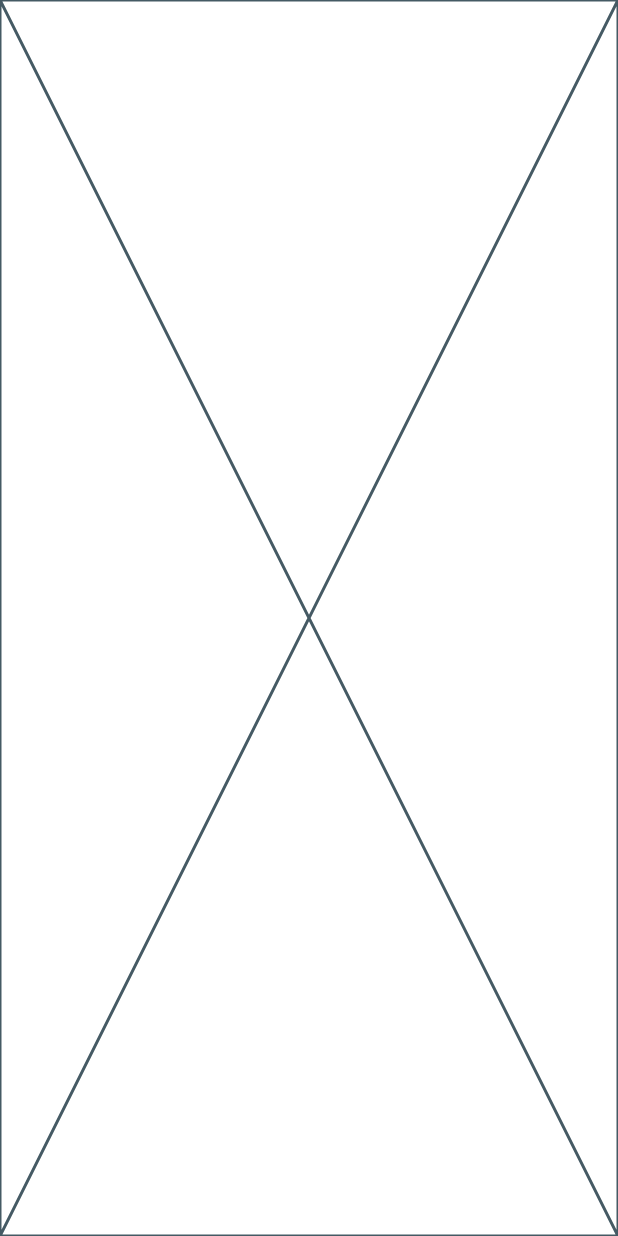
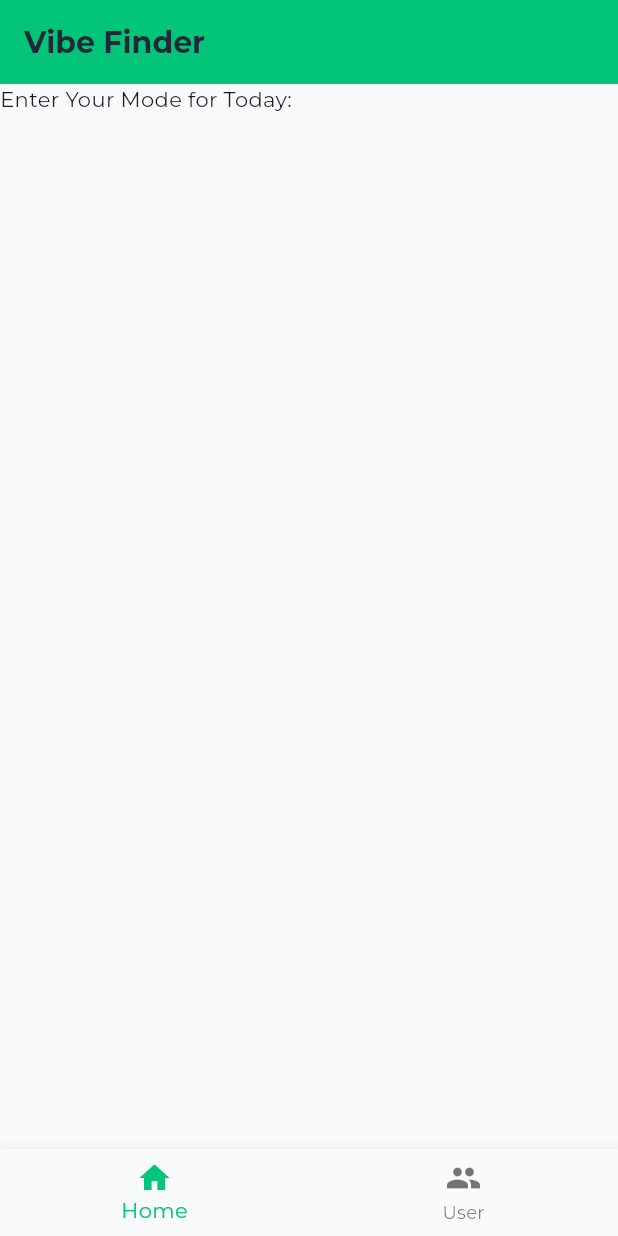
Before and after one commit to Khon-Shu/Vibe---Finder, a Flutter app: the screen it shows after launch, on a phone screen of 412 x 824 dp. Run offline on Flutter 3.47's test engine with Material 3 defaults, Android fonts, the light colour scheme and no system bars; our stand-ins replace google_fonts.

Commit message:
added userpage and homepage to the site

```diff
--- a/lib/homepage.dart
+++ b/lib/homepage.dart
@@ -1,10 +1,45 @@
 import 'package:flutter/material.dart';
+import 'package:vibefinder/main.dart';
 
-class Homepage extends StatelessWidget {
+class Homepage extends StatefulWidget {
   const Homepage({super.key});
 
   @override
+  State<Homepage> createState() => _HomepageState();
+}
+
+class _HomepageState extends State<Homepage> {
+  int _selectedindex = 0;
+  List<Widget> _optionWidgets =<Widget>[
+
+  ];
+
+  @override
   Widget build(BuildContext context) {
-    return const Placeholder();
+    return Scaffold(
+      appBar: AppBar(
+        title: Text("Vibe Finder",
+        style: Theme.of(context).textTheme.titleLarge,
+        ),
+      backgroundColor: Theme.of(context).colorScheme.primary,
+      ),
+      body: Column(
+        children: [
+          Text("Enter Your Mode for Today:"),
+        ],
+      ),
+      bottomNavigationBar: BottomNavigationBar(
+        items: <BottomNavigationBarItem>[
+        BottomNavigationBarItem(
+          icon: Icon(Icons.home),
+          label: "Home"
+           ),
+        BottomNavigationBarItem(
+          icon:Icon(Icons.people),
+          label: "User"
+          )
+
+           ])
+    );
   }
 }
--- a/lib/main.dart
+++ b/lib/main.dart
@@ -1,4 +1,5 @@
 import 'package:flutter/material.dart';
+import 'package:google_fonts/google_fonts.dart';
 import 'package:vibefinder/homepage.dart';
 
 void main() {
@@ -8,11 +9,31 @@ void main() {
 class VibeFinder extends StatelessWidget {
   const VibeFinder({super.key});
 
-  // This widget is the root of your application.
   @override
   Widget build(BuildContext context) {
     return MaterialApp(
+     debugShowCheckedModeBanner: false,
+     theme: ThemeData(
+      colorScheme: const ColorScheme(
+          brightness: Brightness.light,
+          primary: Color(0xFF02C57A),
 
+          onPrimary: Colors.white,
+          secondary: Color(0xFFF8FE06),
+          onSecondary: Colors.white,
+          error: Color(0xFFEF4444),
+          onError: Colors.white,
+
+          surface: Color(0xFFF9FAFB),       // Cards
+          onSurface: Color(0xFF1F2937),
+        ),
+        textTheme: GoogleFonts.montserratTextTheme().copyWith(
+          titleLarge:GoogleFonts.montserrat(
+            fontWeight: FontWeight.bold,
+            fontSize: 20
+          )
+           )
+        ),
 
       home: const Homepage(),
     );
--- /dev/null
+++ b/lib/userpage.dart
@@ -0,0 +1,10 @@
+import 'package:flutter/material.dart';
+
+class Userpage extends StatelessWidget {
+  const Userpage({super.key});
+
+  @override
+  Widget build(BuildContext context) {
+    return const Scaffold();
+  }
+}
--- a/pubspec.yaml
+++ b/pubspec.yaml
@@ -34,6 +34,7 @@ dependencies:
   # The following adds the Cupertino Icons font to your application.
   # Use with the CupertinoIcons class for iOS style icons.
   cupertino_icons: ^1.0.8
+  google_fonts: ^6.3.3
 
 dev_dependencies:
   flutter_test:
```
Also changed, not shown: pubspec.lock, 3 other files.
